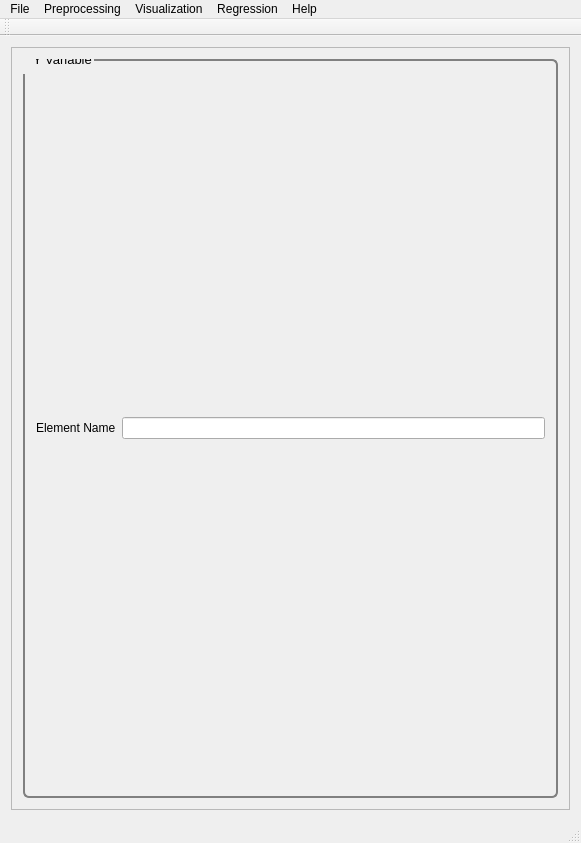
Old version of the form src/PYSAT_Gui_UI_Forms/02_mainwindow_full.ui in the repository tisaconundrum2/PySAT-GUI.
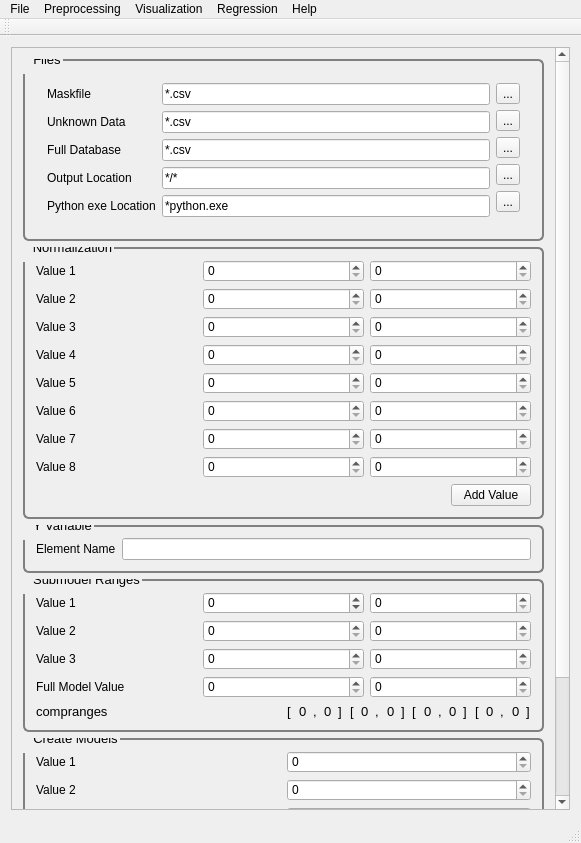
New version of the form.

Commit message: Auto Generated Update:_

Diff of the .ui file:
```diff
--- a/src/PYSAT_Gui_UI_Forms/02_mainwindow_full.ui
+++ b/src/PYSAT_Gui_UI_Forms/02_mainwindow_full.ui
@@ -25,8 +25,8 @@
         <rect>
          <x>0</x>
          <y>0</y>
-         <width>561</width>
-         <height>770</height>
+         <width>544</width>
+         <height>923</height>
         </rect>
        </property>
        <property name="font">
@@ -49,6 +49,438 @@
 </string>
        </property>
        <layout class="QVBoxLayout" name="verticalLayout_8">
+        <item>
+         <widget class="QGroupBox" name="Files">
+          <property name="font">
+           <font>
+            <pointsize>10</pointsize>
+           </font>
+          </property>
+          <property name="title">
+           <string>Files</string>
+          </property>
+          <layout class="QVBoxLayout" name="files">
+           <item>
+            <widget class="QSplitter" name="splitter_2">
+             <property name="orientation">
+              <enum>Qt::Horizontal</enum>
+             </property>
+             <widget class="QWidget" name="layoutWidget">
+              <layout class="QHBoxLayout" name="horizontalLayout">
+               <item>
+                <layout class="QVBoxLayout" name="verticalLayout_6">
+                 <item>
+                  <widget class="QLabel" name="label_3">
+                   <property name="text">
+                    <string>Maskfile</string>
+                   </property>
+                  </widget>
+                 </item>
+                 <item>
+                  <widget class="QLabel" name="label">
+                   <property name="text">
+                    <string>Unknown Data</string>
+                   </property>
+                  </widget>
+                 </item>
+                 <item>
+                  <widget class="QLabel" name="label_2">
+                   <property name="text">
+                    <string>Full Database</string>
+                   </property>
+                  </widget>
+                 </item>
+                 <item>
+                  <widget class="QLabel" name="label_4">
+                   <property name="text">
+                    <string>Output Location</string>
+                   </property>
+                  </widget>
+                 </item>
+                 <item>
+                  <widget class="QLabel" name="label_5">
+                   <property name="text">
+                    <string>Python exe Location</string>
+                   </property>
+                  </widget>
+                 </item>
+                </layout>
+               </item>
+               <item>
+                <layout class="QVBoxLayout" name="verticalLayout_5">
+                 <item>
+                  <widget class="QLineEdit" name="lineEdit">
+                   <property name="text">
+                    <string extracomment="Make this change whenever a new file is selected">*.csv</string>
+                   </property>
+                   <property name="readOnly">
+                    <bool>true</bool>
+                   </property>
+                  </widget>
+                 </item>
+                 <item>
+                  <widget class="QLineEdit" name="lineEdit_2">
+                   <property name="text">
+                    <string extracomment="Make this change whenever a new file is selected">*.csv</string>
+                   </property>
+                   <property name="readOnly">
+                    <bool>true</bool>
+                   </property>
+                  </widget>
+                 </item>
+                 <item>
+                  <widget class="QLineEdit" name="lineEdit_3">
+                   <property name="text">
+                    <string extracomment="Make this change whenever a new file is selected">*.csv</string>
+                   </property>
+                   <property name="readOnly">
+                    <bool>true</bool>
+                   </property>
+                  </widget>
+                 </item>
+                 <item>
+                  <widget class="QLineEdit" name="lineEdit_4">
+                   <property name="text">
+                    <string extracomment="Make this change whenever a new folder is selected">*/*</string>
+                   </property>
+                   <property name="readOnly">
+                    <bool>true</bool>
+                   </property>
+                  </widget>
+                 </item>
+                 <item>
+                  <widget class="QLineEdit" name="lineEdit_6">
+                   <property name="text">
+                    <string extracomment="Make this change whenever a new folder is selected">*python.exe</string>
+                   </property>
+                   <property name="readOnly">
+                    <bool>true</bool>
+                   </property>
+                  </widget>
+                 </item>
+                </layout>
+               </item>
+               <item>
+                <layout class="QVBoxLayout" name="verticalLayout">
+                 <item>
+                  <widget class="QToolButton" name="maskFileButton">
+                   <property name="text">
+                    <string>...</string>
+                   </property>
+                  </widget>
+                 </item>
+                 <item>
+                  <widget class="QToolButton" name="unknownDataButton">
+                   <property name="text">
+                    <string>...</string>
+                   </property>
+                  </widget>
+                 </item>
+                 <item>
+                  <widget class="QToolButton" name="fullDataBaseButton">
+                   <property name="text">
+                    <string>...</string>
+                   </property>
+                  </widget>
+                 </item>
+                 <item>
+                  <widget class="QToolButton" name="outPutLocationButton">
+                   <property name="text">
+                    <string>...</string>
+                   </property>
+                  </widget>
+                 </item>
+                 <item>
+                  <widget class="QToolButton" name="pythonButton">
+                   <property name="text">
+                    <string>...</string>
+                   </property>
+                  </widget>
+                 </item>
+                </layout>
+               </item>
+              </layout>
+             </widget>
+            </widget>
+           </item>
+          </layout>
+         </widget>
+        </item>
+        <item>
+         <widget class="QGroupBox" name="Normalization">
+          <property name="font">
+           <font>
+            <pointsize>10</pointsize>
+           </font>
+          </property>
+          <property name="title">
+           <string>Normalization</string>
+          </property>
+          <layout class="QVBoxLayout" name="verticalLayout_27">
+           <item>
+            <layout class="QVBoxLayout" name="verticalLayout_26">
+             <item>
+              <layout class="QVBoxLayout" name="verticalLayout_2">
+               <item>
+                <layout class="QHBoxLayout" name="horizontalLayout_2">
+                 <item>
+                  <widget class="QLabel" name="norm_label">
+                   <property name="text">
+                    <string>Value 1</string>
+                   </property>
+                  </widget>
+                 </item>
+                 <item>
+                  <widget class="QSpinBox" name="norm_spinBox_9">
+                   <property name="maximum">
+                    <number>1000</number>
+                   </property>
+                  </widget>
+                 </item>
+                 <item>
+                  <widget class="QSpinBox" name="norm_spinBox">
+                   <property name="maximum">
+                    <number>1000</number>
+                   </property>
+                  </widget>
+                 </item>
+                </layout>
+               </item>
+              </layout>
+             </item>
+             <item>
+              <layout class="QVBoxLayout" name="verticalLayout_16">
+               <item>
+                <layout class="QHBoxLayout" name="horizontalLayout_18">
+                 <item>
+                  <widget class="QLabel" name="norm_label_2">
+                   <property name="text">
+                    <string>Value 2</string>
+                   </property>
+                  </widget>
+                 </item>
+                 <item>
+                  <widget class="QSpinBox" name="norm_spinBox_10">
+                   <property name="maximum">
+                    <number>1000</number>
+                   </property>
+                  </widget>
+                 </item>
+                 <item>
+                  <widget class="QSpinBox" name="norm_spinBox_2">
+                   <property name="maximum">
+                    <number>1000</number>
+                   </property>
+                  </widget>
+                 </item>
+                </layout>
+               </item>
+              </layout>
+             </item>
+             <item>
+              <layout class="QVBoxLayout" name="verticalLayout_20">
+               <item>
+                <layout class="QHBoxLayout" name="horizontalLayout_20">
+                 <item>
+                  <widget class="QLabel" name="norm_label_3">
+                   <property name="text">
+                    <string>Value 3</string>
+                   </property>
+                  </widget>
+                 </item>
+                 <item>
+                  <widget class="QSpinBox" name="norm_spinBox_11">
+                   <property name="maximum">
+                    <number>1000</number>
+                   </property>
+                  </widget>
+                 </item>
+                 <item>
+                  <widget class="QSpinBox" name="norm_spinBox_3">
+                   <property name="maximum">
+                    <number>1000</number>
+                   </property>
+                  </widget>
+                 </item>
+                </layout>
+               </item>
+              </layout>
+             </item>
+             <item>
+              <layout class="QVBoxLayout" name="verticalLayout_21">
+               <item>
+                <layout class="QHBoxLayout" name="horizontalLayout_22">
+                 <item>
+                  <widget class="QLabel" name="norm_label_4">
+                   <property name="text">
+                    <string>Value 4</string>
+                   </property>
+                  </widget>
+                 </item>
+                 <item>
+                  <widget class="QSpinBox" name="norm_spinBox_12">
+                   <property name="maximum">
+                    <number>1000</number>
+                   </property>
+                  </widget>
+                 </item>
+                 <item>
+                  <widget class="QSpinBox" name="norm_spinBox_4">
+                   <property name="maximum">
+                    <number>1000</number>
+                   </property>
+                  </widget>
+                 </item>
+                </layout>
+               </item>
+              </layout>
+             </item>
+             <item>
+              <layout class="QVBoxLayout" name="verticalLayout_23">
+               <item>
+                <layout class="QHBoxLayout" name="horizontalLayout_26">
+                 <item>
+                  <widget class="QLabel" name="norm_label_5">
+                   <property name="text">
+                    <string>Value 5</string>
+                   </property>
+                  </widget>
+                 </item>
+                 <item>
+                  <widget class="QSpinBox" name="norm_spinBox_13">
+                   <property name="maximum">
+                    <number>1000</number>
+                   </property>
+                  </widget>
+                 </item>
+                 <item>
+                  <widget class="QSpinBox" name="norm_spinBox_5">
+                   <property name="maximum">
+                    <number>1000</number>
+                   </property>
+                  </widget>
+                 </item>
+                </layout>
+               </item>
+              </layout>
+             </item>
+             <item>
+              <layout class="QVBoxLayout" name="verticalLayout_25">
+               <item>
+                <layout class="QHBoxLayout" name="horizontalLayout_30">
+                 <item>
+                  <widget class="QLabel" name="norm_label_6">
+                   <property name="text">
+                    <string>Value 6</string>
+                   </property>
+                  </widget>
+                 </item>
+                 <item>
+                  <widget class="QSpinBox" name="norm_spinBox_14">
+                   <property name="maximum">
+                    <number>1000</number>
+                   </property>
+                  </widget>
+                 </item>
+                 <item>
+                  <widget class="QSpinBox" name="norm_spinBox_6">
+                   <property name="maximum">
+                    <number>1000</number>
+                   </property>
+                  </widget>
+                 </item>
+                </layout>
+               </item>
+              </layout>
+             </item>
+             <item>
+              <layout class="QVBoxLayout" name="verticalLayout_24">
+               <item>
+                <layout class="QHBoxLayout" name="horizontalLayout_28">
+                 <item>
+                  <widget class="QLabel" name="norm_label_7">
+                   <property name="text">
+                    <string>Value 7</string>
+                   </property>
+                  </widget>
+                 </item>
+                 <item>
+                  <widget class="QSpinBox" name="norm_spinBox_15">
+                   <property name="maximum">
+                    <number>1000</number>
+                   </property>
+                  </widget>
+                 </item>
+                 <item>
+                  <widget class="QSpinBox" name="norm_spinBox_7">
+                   <property name="maximum">
+                    <number>1000</number>
+                   </property>
+                  </widget>
+                 </item>
+                </layout>
+               </item>
+              </layout>
+             </item>
+             <item>
+              <layout class="QVBoxLayout" name="verticalLayout_22">
+               <item>
+                <layout class="QHBoxLayout" name="horizontalLayout_24">
+                 <item>
+                  <widget class="QLabel" name="norm_label_8">
+                   <property name="text">
+                    <string>Value 8</string>
+                   </property>
+                  </widget>
+                 </item>
+                 <item>
+                  <widget class="QSpinBox" name="norm_spinBox_16">
+                   <property name="maximum">
+                    <number>1000</number>
+                   </property>
+                  </widget>
+                 </item>
+                 <item>
+                  <widget class="QSpinBox" name="norm_spinBox_8">
+                   <property name="maximum">
+                    <number>1000</number>
+                   </property>
+                  </widget>
+                 </item>
+                </layout>
+               </item>
+               <item>
+                <layout class="QHBoxLayout" name="horizontalLayout_25">
+                 <item>
+                  <spacer name="horizontalSpacer_6">
+                   <property name="orientation">
+                    <enum>Qt::Horizontal</enum>
+                   </property>
+                   <property name="sizeHint" stdset="0">
+                    <size>
+                     <width>40</width>
+                     <height>20</height>
+                    </size>
+                   </property>
+                  </spacer>
+                 </item>
+                 <item>
+                  <widget class="QPushButton" name="NormValuebutton">
+                   <property name="text">
+                    <string>Add Value</string>
+                   </property>
+                  </widget>
+                 </item>
+                </layout>
+               </item>
+              </layout>
+             </item>
+            </layout>
+           </item>
+          </layout>
+          <zorder></zorder>
+         </widget>
+        </item>
         <item>
          <widget class="QGroupBox" name="CrossValidation">
           <property name="font">
@@ -59,7 +491,7 @@
           <property name="title">
            <string>Y Variable</string>
           </property>
-          <layout class="QVBoxLayout" name="verticalLayout">
+          <layout class="QVBoxLayout" name="CrossValid">
            <item>
             <layout class="QHBoxLayout" name="horizontalLayout_4">
              <item>
@@ -85,6 +517,595 @@
           </layout>
          </widget>
         </item>
+        <item>
+         <widget class="QGroupBox" name="CompRanges">
+          <property name="font">
+           <font>
+            <pointsize>10</pointsize>
+           </font>
+          </property>
+          <property name="title">
+           <string>Submodel Ranges</string>
+          </property>
+          <layout class="QVBoxLayout" name="verticalLayout_7">
+           <item>
+            <layout class="QVBoxLayout" name="verticalLayout_4">
+             <item>
+              <layout class="QHBoxLayout" name="horizontalLayout_3">
+               <item>
+                <widget class="QLabel" name="label_80">
+                 <property name="text">
+                  <string>Value 1</string>
+                 </property>
+                </widget>
+               </item>
+               <item>
+                <widget class="QSpinBox" name="comp_range">
+                 <property name="minimum">
+                  <number>-100</number>
+                 </property>
+                 <property name="maximum">
+                  <number>1000</number>
+                 </property>
+                </widget>
+               </item>
+               <item>
+                <widget class="QSpinBox" name="comp_range_2">
+                 <property name="maximum">
+                  <number>1000</number>
+                 </property>
+                </widget>
+               </item>
+              </layout>
+             </item>
+             <item>
+              <layout class="QHBoxLayout" name="horizontalLayout_5">
+               <item>
+                <widget class="QLabel" name="label_81">
+                 <property name="text">
+                  <string>Value 2</string>
+                 </property>
+                </widget>
+               </item>
+               <item>
+                <widget class="QSpinBox" name="comp_range_3">
+                 <property name="maximum">
+                  <number>1000</number>
+                 </property>
+                </widget>
+               </item>
+               <item>
+                <widget class="QSpinBox" name="comp_range_4">
+                 <property name="maximum">
+                  <number>1000</number>
+                 </property>
+                </widget>
+               </item>
+              </layout>
+             </item>
+             <item>
+              <layout class="QHBoxLayout" name="horizontalLayout_7">
+               <item>
+                <widget class="QLabel" name="label_82">
+                 <property name="text">
+                  <string>Value 3</string>
+                 </property>
+                </widget>
+               </item>
+               <item>
+                <widget class="QSpinBox" name="comp_range_5">
+                 <property name="maximum">
+                  <number>1000</number>
+                 </property>
+                </widget>
+               </item>
+               <item>
+                <widget class="QSpinBox" name="comp_range_6">
+                 <property name="maximum">
+                  <number>1000</number>
+                 </property>
+                </widget>
+               </item>
+              </layout>
+             </item>
+             <item>
+              <layout class="QHBoxLayout" name="horizontalLayout_10">
+               <item>
+                <widget class="QLabel" name="label_85">
+                 <property name="text">
+                  <string>Full Model Value</string>
+                 </property>
+                </widget>
+               </item>
+               <item>
+                <widget class="QSpinBox" name="comp_range_7">
+                 <property name="maximum">
+                  <number>1000</number>
+                 </property>
+                </widget>
+               </item>
+               <item>
+                <widget class="QSpinBox" name="comp_range_8">
+                 <property name="maximum">
+                  <number>1000</number>
+                 </property>
+                </widget>
+               </item>
+              </layout>
+             </item>
+            </layout>
+           </item>
+           <item>
+            <layout class="QHBoxLayout" name="horizontalLayout_9">
+             <item>
+              <widget class="QLabel" name="label_40">
+               <property name="font">
+                <font>
+                 <pointsize>10</pointsize>
+                </font>
+               </property>
+               <property name="text">
+                <string>compranges</string>
+               </property>
+              </widget>
+             </item>
+             <item>
+              <layout class="QHBoxLayout" name="horizontalLayout_6">
+               <item>
+                <widget class="QLabel" name="label_20">
+                 <property name="font">
+                  <font>
+                   <pointsize>10</pointsize>
+                  </font>
+                 </property>
+                 <property name="text">
+                  <string>[</string>
+                 </property>
+                </widget>
+               </item>
+               <item>
+                <widget class="QLabel" name="label_21">
+                 <property name="font">
+                  <font>
+                   <pointsize>10</pointsize>
+                  </font>
+                 </property>
+                 <property name="text">
+                  <string>0</string>
+                 </property>
+                </widget>
+               </item>
+               <item>
+                <widget class="QLabel" name="label_22">
+                 <property name="font">
+                  <font>
+                   <pointsize>10</pointsize>
+                  </font>
+                 </property>
+                 <property name="text">
+                  <string>,</string>
+                 </property>
+                </widget>
+               </item>
+               <item>
+                <widget class="QLabel" name="label_23">
+                 <property name="font">
+                  <font>
+                   <pointsize>10</pointsize>
+                  </font>
+                 </property>
+                 <property name="text">
+                  <string>0</string>
+                 </property>
+                </widget>
+               </item>
+               <item>
+                <widget class="QLabel" name="label_24">
+                 <property name="font">
+                  <font>
+                   <pointsize>10</pointsize>
+                  </font>
+                 </property>
+                 <property name="text">
+                  <string>]</string>
+                 </property>
+                </widget>
+               </item>
+               <item>
+                <widget class="QLabel" name="label_27">
+                 <property name="font">
+                  <font>
+                   <pointsize>10</pointsize>
+                  </font>
+                 </property>
+                 <property name="text">
+                  <string>[</string>
+                 </property>
+                </widget>
+               </item>
+               <item>
+                <widget class="QLabel" name="label_29">
+                 <property name="font">
+                  <font>
+                   <pointsize>10</pointsize>
+                  </font>
+                 </property>
+                 <property name="text">
+                  <string>0</string>
+                 </property>
+                </widget>
+               </item>
+               <item>
+                <widget class="QLabel" name="label_28">
+                 <property name="font">
+                  <font>
+                   <pointsize>10</pointsize>
+                  </font>
+                 </property>
+                 <property name="text">
+                  <string>,</string>
+                 </property>
+                </widget>
+               </item>
+               <item>
+                <widget class="QLabel" name="label_26">
+                 <property name="font">
+                  <font>
+                   <pointsize>10</pointsize>
+                  </font>
+                 </property>
+                 <property name="text">
+                  <string>0</string>
+                 </property>
+                </widget>
+               </item>
+               <item>
+                <widget class="QLabel" name="label_25">
+                 <property name="font">
+                  <font>
+                   <pointsize>10</pointsize>
+                  </font>
+                 </property>
+                 <property name="text">
+                  <string>]</string>
+                 </property>
+                </widget>
+               </item>
+               <item>
+                <widget class="QLabel" name="label_32">
+                 <property name="font">
+                  <font>
+                   <pointsize>10</pointsize>
+                  </font>
+                 </property>
+                 <property name="text">
+                  <string>[</string>
+                 </property>
+                </widget>
+               </item>
+               <item>
+                <widget class="QLabel" name="label_30">
+                 <property name="font">
+                  <font>
+                   <pointsize>10</pointsize>
+                  </font>
+                 </property>
+                 <property name="text">
+                  <string>0</string>
+                 </property>
+                </widget>
+               </item>
+               <item>
+                <widget class="QLabel" name="label_33">
+                 <property name="font">
+                  <font>
+                   <pointsize>10</pointsize>
+                  </font>
+                 </property>
+                 <property name="text">
+                  <string>,</string>
+                 </property>
+                </widget>
+               </item>
+               <item>
+                <widget class="QLabel" name="label_34">
+                 <property name="font">
+                  <font>
+                   <pointsize>10</pointsize>
+                  </font>
+                 </property>
+                 <property name="text">
+                  <string>0</string>
+                 </property>
+                </widget>
+               </item>
+               <item>
+                <widget class="QLabel" name="label_31">
+                 <property name="font">
+                  <font>
+                   <pointsize>10</pointsize>
+                  </font>
+                 </property>
+                 <property name="text">
+                  <string>]</string>
+                 </property>
+                </widget>
+               </item>
+               <item>
+                <widget class="QLabel" name="label_39">
+                 <property name="font">
+                  <font>
+                   <pointsize>10</pointsize>
+                  </font>
+                 </property>
+                 <property name="text">
+                  <string>[</string>
+                 </property>
+                </widget>
+               </item>
+               <item>
+                <widget class="QLabel" name="label_36">
+                 <property name="font">
+                  <font>
+                   <pointsize>10</pointsize>
+                  </font>
+                 </property>
+                 <property name="text">
+                  <string>0</string>
+                 </property>
+                </widget>
+               </item>
+               <item>
+                <widget class="QLabel" name="label_37">
+                 <property name="font">
+                  <font>
+                   <pointsize>10</pointsize>
+                  </font>
+                 </property>
+                 <property name="text">
+                  <string>,</string>
+                 </property>
+                </widget>
+               </item>
+               <item>
+                <widget class="QLabel" name="label_35">
+                 <property name="font">
+                  <font>
+                   <pointsize>10</pointsize>
+                  </font>
+                 </property>
+                 <property name="text">
+                  <string>0</string>
+                 </property>
+                </widget>
+               </item>
+               <item>
+                <widget class="QLabel" name="label_38">
+                 <property name="font">
+                  <font>
+                   <pointsize>10</pointsize>
+                  </font>
+                 </property>
+                 <property name="text">
+                  <string>]</string>
+                 </property>
+                </widget>
+               </item>
+              </layout>
+             </item>
+            </layout>
+           </item>
+          </layout>
+         </widget>
+        </item>
+        <item>
+         <widget class="QGroupBox" name="CreateModels">
+          <property name="font">
+           <font>
+            <pointsize>10</pointsize>
+           </font>
+          </property>
+          <property name="title">
+           <string>Create Models</string>
+          </property>
+          <layout class="QVBoxLayout" name="verticalLayout_17">
+           <item>
+            <layout class="QHBoxLayout" name="horizontalLayout_14">
+             <item>
+              <layout class="QVBoxLayout" name="verticalLayout_18">
+               <item>
+                <widget class="QLabel" name="label_70">
+                 <property name="text">
+                  <string>Value 1</string>
+                 </property>
+                </widget>
+               </item>
+               <item>
+                <widget class="QLabel" name="label_71">
+                 <property name="text">
+                  <string>Value 2</string>
+                 </property>
+                </widget>
+               </item>
+               <item>
+                <widget class="QLabel" name="label_72">
+                 <property name="text">
+                  <string>Value 3</string>
+                 </property>
+                </widget>
+               </item>
+               <item>
+                <widget class="QLabel" name="label_73">
+                 <property name="text">
+                  <string>Value 4</string>
+                 </property>
+                </widget>
+               </item>
+              </layout>
+             </item>
+             <item>
+              <layout class="QVBoxLayout" name="verticalLayout_19">
+               <item>
+                <widget class="QSpinBox" name="create_model_spin">
+                 <property name="maximum">
+                  <number>20</number>
+                 </property>
+                </widget>
+               </item>
+               <item>
+                <widget class="QSpinBox" name="create_model_spin_2">
+                 <property name="maximum">
+                  <number>20</number>
+                 </property>
+                </widget>
+               </item>
+               <item>
+                <widget class="QSpinBox" name="create_model_spin_3">
+                 <property name="maximum">
+                  <number>20</number>
+                 </property>
+                </widget>
+               </item>
+               <item>
+                <widget class="QSpinBox" name="create_model_spin_4">
+                 <property name="maximum">
+                  <number>20</number>
+                 </property>
+                </widget>
+               </item>
+              </layout>
+             </item>
+            </layout>
+           </item>
+           <item>
+            <layout class="QHBoxLayout" name="horizontalLayout_15">
+             <item>
+              <widget class="QLabel" name="label_74">
+               <property name="text">
+                <string>ncs</string>
+               </property>
+              </widget>
+             </item>
+             <item>
+              <layout class="QHBoxLayout" name="horizontalLayout_16">
+               <item>
+                <widget class="QLabel" name="label_75">
+                 <property name="text">
+                  <string>[</string>
+                 </property>
+                </widget>
+               </item>
+               <item>
+                <widget class="QLabel" name="label_76">
+                 <property name="text">
+                  <string>(</string>
+                 </property>
+                </widget>
+               </item>
+               <item>
+                <widget class="QLabel" name="label_77">
+                 <property name="text">
+                  <string>0</string>
+                 </property>
+                </widget>
+               </item>
+               <item>
+                <widget class="QLabel" name="label_78">
+                 <property name="text">
+                  <string>,</string>
+                 </property>
+                </widget>
+               </item>
+               <item>
+                <widget class="QLabel" name="label_79">
+                 <property name="text">
+                  <string>0</string>
+                 </property>
+                </widget>
+               </item>
+               <item>
+                <widget class="QLabel" name="label_83">
+                 <property name="text">
+                  <string>,</string>
+                 </property>
+                </widget>
+               </item>
+               <item>
+                <widget class="QLabel" name="label_84">
+                 <property name="text">
+                  <string>0</string>
+                 </property>
+                </widget>
+               </item>
+               <item>
+                <widget class="QLabel" name="label_88">
+                 <property name="text">
+                  <string>,</string>
+                 </property>
+                </widget>
+               </item>
+               <item>
+                <widget class="QLabel" name="label_89">
+                 <property name="text">
+                  <string>0</string>
+                 </property>
+                </widget>
+               </item>
+               <item>
+                <widget class="QLabel" name="label_90">
+                 <property name="text">
+                  <string>)</string>
+                 </property>
+                </widget>
+               </item>
+               <item>
+                <widget class="QLabel" name="label_91">
+                 <property name="text">
+                  <string>]</string>
+                 </property>
+                </widget>
+               </item>
+              </layout>
+             </item>
+            </layout>
+           </item>
+          </layout>
+         </widget>
+        </item>
+        <item>
+         <widget class="QGroupBox" name="OK">
+          <layout class="QHBoxLayout" name="ok">
+           <item>
+            <spacer name="horizontalSpacer_5">
+             <property name="orientation">
+              <enum>Qt::Horizontal</enum>
+             </property>
+             <property name="sizeHint" stdset="0">
+              <size>
+               <width>40</width>
+               <height>20</height>
+              </size>
+             </property>
+            </spacer>
+           </item>
+           <item>
+            <widget class="QPushButton" name="okButton">
+             <property name="font">
+              <font>
+               <pointsize>8</pointsize>
+              </font>
+             </property>
+             <property name="mouseTracking">
+              <bool>false</bool>
+             </property>
+             <property name="text">
+              <string>OK</string>
+             </property>
+            </widget>
+           </item>
+          </layout>
+         </widget>
+        </item>
        </layout>
       </widget>
      </widget>
```
Left out of the diff: 201 changed lines with no effect on the pictures.
